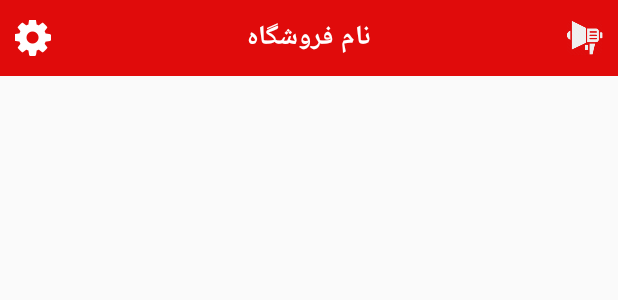
After one commit to hoomanab/MEydoon, an Android app: the layout actionbar_shop_profile.xml on its own in the app's theme, with its tools: preview values and no code run, on a phone screen of 412 x 824 dp. The commit adds this screen. Shown: the top 300 px of the screen. Run offline under Robolectric (Android 15) with nearby library versions, the phone set to English and light mode, and no system bars.

Commit message:
Profile layout almost Done!

```diff
--- /dev/null
+++ b/app/src/main/res/layout/actionbar_shop_profile.xml
@@ -0,0 +1,44 @@
+<?xml version="1.0" encoding="utf-8"?>
+<LinearLayout xmlns:android="http://schemas.android.com/apk/res/android"
+    android:layout_width="match_parent"
+    android:layout_height="wrap_content"
+    android:orientation="horizontal"
+    android:background="@color/meydoonRed"
+    android:paddingRight="10dip"
+    android:paddingLeft="10dip">
+
+
+    <ImageButton
+        android:id="@+id/img_settings"
+        android:layout_width="wrap_content"
+        android:layout_height="wrap_content"
+        android:src="@drawable/ic_settings"
+        android:layout_gravity="center_vertical"
+        android:background="@android:color/transparent"
+        android:layout_alignParentTop="true"
+        android:layout_centerInParent="true" />
+
+    <TextView
+        android:id="@+id/txt_shop_name"
+        android:layout_width="wrap_content"
+        android:layout_height="wrap_content"
+        android:text="نام فروشگاه"
+        android:textColor="@color/white"
+        android:gravity="center_horizontal"
+        android:textAppearance="?android:attr/textAppearanceMedium"
+        android:textStyle="bold"
+        android:padding="10dp"
+        android:layout_weight="1" />
+
+    <ImageButton
+        android:id="@+id/img_send_notification"
+        android:layout_width="wrap_content"
+        android:layout_height="wrap_content"
+        android:src="@drawable/ic_bullhorn"
+        android:layout_gravity="center_vertical"
+        android:background="@android:color/transparent"
+        android:layout_alignParentTop="true"
+        android:layout_centerHorizontal="true" />
+
+
+</LinearLayout>
--- a/app/src/main/res/layout/notification_inbox_fragment.xml
+++ b/app/src/main/res/layout/notification_inbox_fragment.xml
@@ -4,7 +4,8 @@
     android:orientation="vertical"
     android:layout_width="match_parent"
     android:layout_height="match_parent"
-    android:paddingBottom="40dip">
+    android:paddingBottom="40dip"
+    android:background="@color/feed_bg">
 
 
 
```
Also changed, not shown: app/src/main/java/com/example/meydoon/BottomNavigation/ProfileFragment.java (+17 -0 lines), app/src/main/res/layout/profile_fragment.xml (added, +12 -0 lines), app/src/main/res/layout/profile_grid_item.xml (added, +45 -0 lines), app/src/main/res/layout/profile_main.xml (added, +233 -0 lines), app/src/main/res/drawable-hdpi/ic_settings.png (added), app/src/main/res/drawable-mdpi/ic_settings.png (added), app/src/main/res/drawable-xhdpi/ic_settings.png (added), app/src/main/res/drawable-xxhdpi/ic_settings.png (added), app/src/main/res/drawable-xxxhdpi/ic_settings.png (added), 1 other file.
